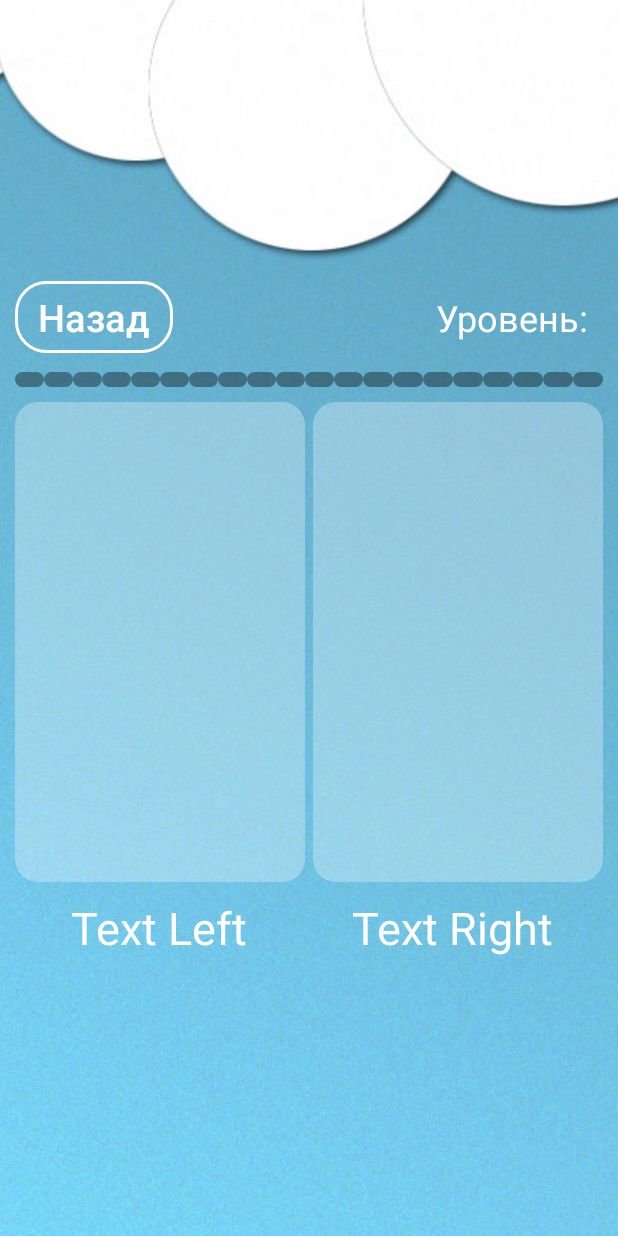
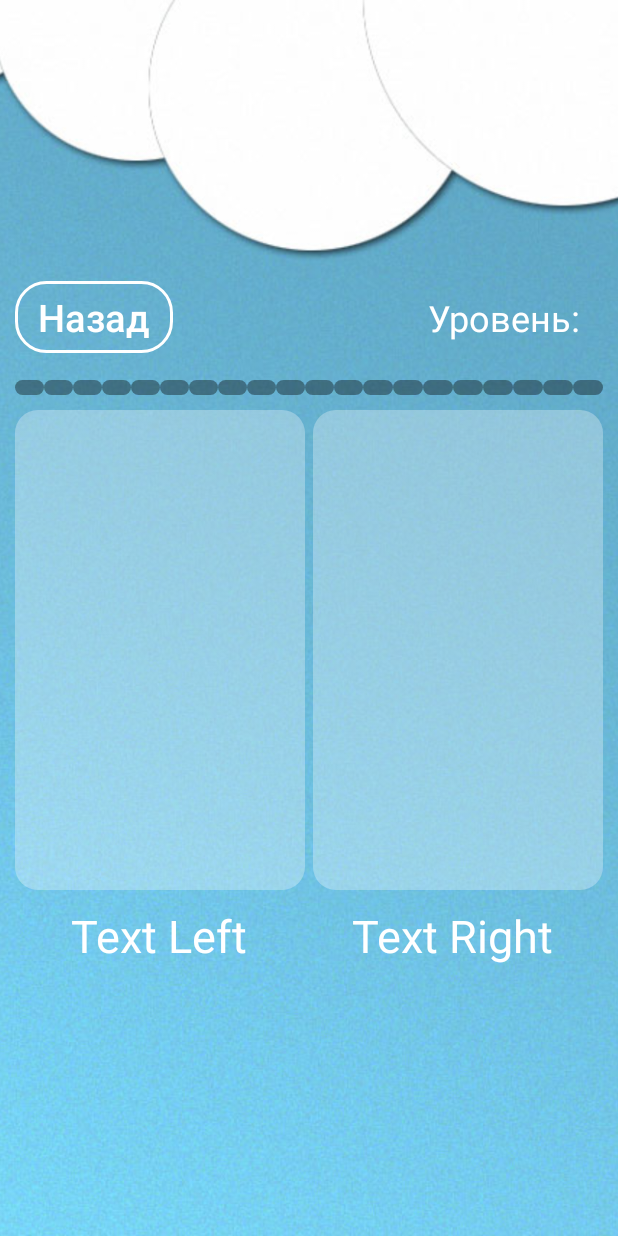
Before and after one commit to antonprog888/Quiz, an Android app: the Level1 screen opened directly, with no data from a screen before it, on a phone screen of 412 x 824 dp. Run offline under Robolectric (Android 15) with nearby library versions, the phone set to English and light mode, and no system bars.

Commit message:
level fourteen 14

```diff
--- a/app/src/main/res/layout/universal.xml
+++ b/app/src/main/res/layout/universal.xml
@@ -10,8 +10,8 @@
 
     <ImageView
         android:id="@+id/background"
-        android:layout_width="wrap_content"
-        android:layout_height="wrap_content"
+        android:layout_width="match_parent"
+        android:layout_height="match_parent"
         android:scaleType="centerCrop"
         android:src="@drawable/level1" />
 
@@ -56,7 +56,7 @@
                     android:layout_height="wrap_content"
                     android:layout_weight="1"
                     android:gravity="right"
-                    android:padding="10dp"
+                    android:padding="15dp"
                     android:text="@string/level"
                     android:textColor="@color/white"
                     android:textSize="24sp" />
```
